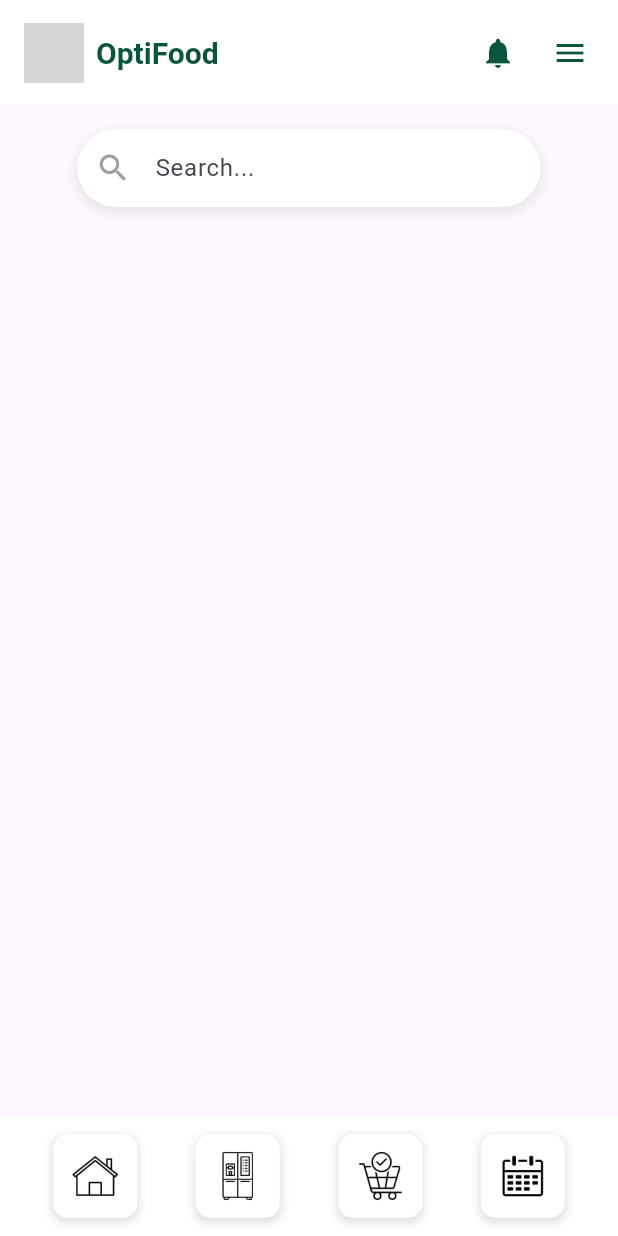
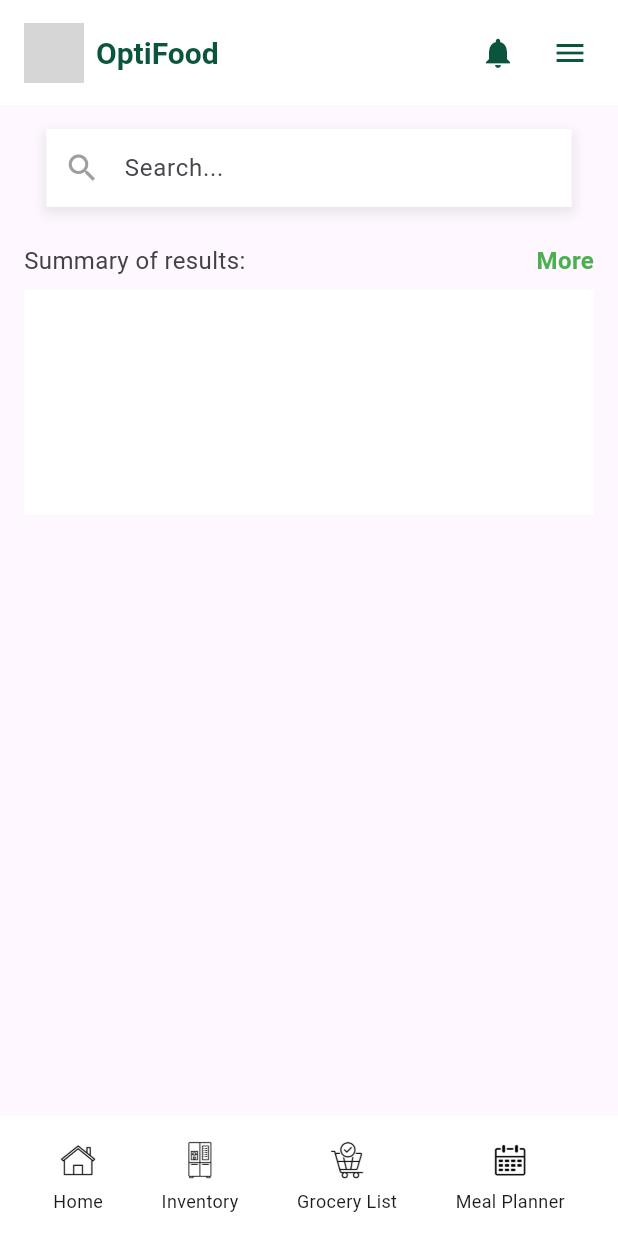
Before and after one commit to Patrick060903/flutterproject, a Flutter app: the DashboardPage screen opened directly, on a phone screen of 412 x 824 dp. Run offline on Flutter 3.47's test engine with Material 3 defaults, Android fonts, the phone set to English and light mode, and no system bars; grey boxes are pictures that could not be loaded.

Commit message:
semi dashboard

```diff
--- a/firstapp/lib/dashboard.dart
+++ b/firstapp/lib/dashboard.dart
@@ -5,21 +5,20 @@ class DashboardPage extends StatelessWidget {
   Widget build(BuildContext context) {
     return Scaffold(
       appBar: AppBar(
-        automaticallyImplyLeading: false, // Remove default back button
-        backgroundColor: Colors.white, // Set background color to white
+        automaticallyImplyLeading: false,
+        backgroundColor: Colors.white,
         elevation: 0,
-        toolbarHeight: 70, // Adjust height as needed
+        toolbarHeight: 70,
         title: Row(
           children: [
-            // Logo
             Padding(
               padding: const EdgeInsets.only(right: 8.0),
               child: CircleAvatar(
                 backgroundColor: Colors.white,
-                radius: 20, // Adjust size as needed
+                radius: 20,
                 child: ClipOval(
                   child: Image.asset(
-                    'assets/logo.png', // Path to your circular logo image
+                    'assets/logo.png',
                     fit: BoxFit.cover,
                     width: 40,
                     height: 40,
@@ -27,14 +26,13 @@ class DashboardPage extends StatelessWidget {
                 ),
               ),
             ),
-            // Text
             Expanded(
               child: Text(
                 'OptiFood',
                 style: TextStyle(
-                  fontSize: 20, // Adjust size as needed
+                  fontSize: 20,
                   fontWeight: FontWeight.bold,
-                  color: Color(0xFF0B553E), // Text color to match theme
+                  color: Color(0xFF0B553E),
                 ),
                 overflow: TextOverflow.ellipsis,
               ),
@@ -42,65 +40,75 @@ class DashboardPage extends StatelessWidget {
           ],
         ),
         actions: [
-          // Notification Bell
           IconButton(
             icon: Icon(Icons.notifications, color: Color(0xFF0B553E)),
-            onPressed: () {
-              // Handle notification button press
-            },
+            onPressed: () {},
           ),
-          // Sidebar Icon
           Builder(
             builder: (BuildContext context) {
               return IconButton(
                 icon: Icon(Icons.menu, color: Color(0xFF0B553E)),
                 onPressed: () {
-                  // Open the sidebar
                   Scaffold.of(context).openEndDrawer();
                 },
               );
             },
           ),
-          SizedBox(width: 8), // Spacing between icons
+          SizedBox(width: 8),
         ],
       ),
       endDrawer: Drawer(
+        child: Container(
+          color: Colors.grey[300],
           child: Column(
             crossAxisAlignment: CrossAxisAlignment.start,
             children: <Widget>[
-            // Grey area with profile image
               Container(
-              color: Colors.grey[200], // Grey background
-              padding: EdgeInsets.fromLTRB(16.0, 32.0, 16.0,
-                  80.0), // Padding for top, left, right, bottom
-              width: double.infinity, // Full width of the drawer
+                padding: EdgeInsets.fromLTRB(16.0, 32.0, 16.0, 16.0),
+                width: double.infinity,
                 child: Column(
                   children: [
                     CircleAvatar(
                       backgroundColor: Colors.white,
-                    radius: 60, // Increased size for profile image
+                      radius: 40,
                       child: ClipOval(
                         child: Image.asset(
-                        'assets/profile_menu.png', // Path to your profile menu image
+                          'assets/profile_menu.png',
                           fit: BoxFit.cover,
-                        width: 80, // Increased width
-                        height: 80, // Increased height
+                          width: 80,
+                          height: 80,
                         ),
+                      ),
+                    ),
+                    SizedBox(height: 16),
+                    Text(
+                      'Bornok',
+                      style: TextStyle(
+                        fontSize: 18,
+                        fontWeight: FontWeight.bold,
+                        color: Color(0xFF0B553E),
+                      ),
+                    ),
+                    SizedBox(height: 4),
+                    Text(
+                      'Bornok Household',
+                      style: TextStyle(
+                        fontSize: 14,
+                        color: Colors.grey[700],
                       ),
                     ),
                   ],
                 ),
               ),
-            // Menu Text
+              SizedBox(height: 16),
               Padding(
-              padding:
-                  const EdgeInsets.symmetric(vertical: 16.0, horizontal: 16.0),
+                padding: const EdgeInsets.symmetric(horizontal: 16.0),
                 child: Text(
-                'Menu', // Title text for the menu
+                  'Menu',
                   style: TextStyle(
-                  fontSize: 18,
+                    fontSize: 16,
                     fontWeight: FontWeight.bold,
-                  color: Color(0xFF0B553E), // Text color to match theme
+                    color: Colors.grey[700],
                   ),
                 ),
               ),
@@ -109,45 +117,72 @@ class DashboardPage extends StatelessWidget {
                   padding: EdgeInsets.zero,
                   children: <Widget>[
                     ListTile(
+                      leading: Icon(Icons.home, color: Colors.black),
                       title: Text('Home'),
                       onTap: () {
-                      // Handle Home button click
-                      Navigator.pop(context); // Close the drawer
+                        Navigator.pop(context);
                       },
                     ),
                     ListTile(
-                    title: Text('Inventory'),
+                      leading: Icon(Icons.person, color: Colors.black),
+                      title: Text('Profile'),
                       onTap: () {
-                      // Handle Inventory button click
-                      Navigator.pop(context); // Close the drawer
+                        Navigator.pop(context);
                       },
                     ),
                     ListTile(
-                    title: Text('Grocery Checklist'),
+                      leading: Icon(Icons.notifications, color: Colors.black),
+                      title: Text('Notifications'),
                       onTap: () {
-                      // Handle Grocery Checklist button click
-                      Navigator.pop(context); // Close the drawer
+                        Navigator.pop(context);
                       },
                     ),
                     ListTile(
-                    title: Text('Meal Planner'),
+                      leading: Icon(Icons.bar_chart, color: Colors.black),
+                      title: Text('Reports'),
                       onTap: () {
-                      // Handle Meal Planner button click
-                      Navigator.pop(context); // Close the drawer
+                        Navigator.pop(context);
                       },
                     ),
                     ListTile(
-                    title: Text('Reports'),
+                      leading: Icon(Icons.search, color: Colors.black),
+                      title: Text('Search'),
                       onTap: () {
-                      // Handle Reports button click
-                      Navigator.pop(context); // Close the drawer
+                        Navigator.pop(context);
+                      },
+                    ),
+                    Divider(),
+                    Padding(
+                      padding: const EdgeInsets.symmetric(horizontal: 16.0),
+                      child: Text(
+                        'Settings and Support',
+                        style: TextStyle(
+                          fontSize: 16,
+                          fontWeight: FontWeight.bold,
+                          color: Colors.grey[700],
+                        ),
+                      ),
+                    ),
+                    ListTile(
+                      leading: Icon(Icons.settings, color: Colors.black),
+                      title: Text('Settings and Privacy'),
+                      onTap: () {
+                        Navigator.pop(context);
                       },
                     ),
                     ListTile(
-                    title: Text('Profile'),
+                      leading: Icon(Icons.help, color: Colors.black),
+                      title: Text('Help Center'),
                       onTap: () {
-                      // Handle Profile button click
-                      Navigator.pop(context); // Close the drawer
+                        Navigator.pop(context);
+                      },
+                    ),
+                    Divider(),
+                    ListTile(
+                      leading: Icon(Icons.logout, color: Colors.black),
+                      title: Text('Logout'),
+                      onTap: () {
+                        Navigator.pop(context);
                       },
                     ),
                   ],
@@ -156,23 +191,21 @@ class DashboardPage extends StatelessWidget {
             ],
           ),
         ),
+      ),
       body: Column(
         children: [
-          // Search Bar
           Padding(
             padding: const EdgeInsets.all(16.0),
             child: Container(
-              width: MediaQuery.of(context).size.width *
-                  0.75, // Adjust width to 75% of the screen width
+              width: MediaQuery.of(context).size.width * 0.85,
               decoration: BoxDecoration(
                 color: Colors.white,
-                borderRadius: BorderRadius.circular(30),
                 boxShadow: [
                   BoxShadow(
                     color: Colors.grey.withOpacity(0.2),
                     spreadRadius: 2,
                     blurRadius: 5,
-                    offset: Offset(0, 3), // changes position of shadow
+                    offset: Offset(0, 3),
                   ),
                 ],
               ),
@@ -187,116 +220,115 @@ class DashboardPage extends StatelessWidget {
               ),
             ),
           ),
-          // Main Content
-          Expanded(
+          Padding(
+            padding:
+                const EdgeInsets.symmetric(horizontal: 16.0, vertical: 8.0),
+            child: Column(
+              crossAxisAlignment: CrossAxisAlignment.start,
+              children: [
+                Row(
+                  children: [
+                    Text(
+                      'Summary of results:',
+                      style: TextStyle(
+                        fontSize: 16,
+                        color: Colors.grey[800],
+                      ),
+                    ),
+                    Spacer(),
+                    Text(
+                      'More',
+                      style: TextStyle(
+                        color: Colors.green,
+                        fontSize: 16,
+                        fontWeight: FontWeight.bold,
+                      ),
+                    ),
+                  ],
+                ),
+                SizedBox(height: 8),
+                Container(
+                  height: 150,
+                  width: double.infinity,
+                  color: Colors.white,
                   child: Center(
                     child: Text(
-                "", // No content here as requested
+                      '',
+                      style: TextStyle(
+                        color: Colors.grey,
+                        fontSize: 16,
+                      ),
                     ),
                   ),
                 ),
               ],
             ),
+          ),
+          Expanded(
+            child: Center(
+              child: Text(""),
+            ),
+          ),
+        ],
+      ),
       bottomNavigationBar: BottomAppBar(
-        color: Colors.white, // White background for BottomAppBar
+        color: Colors.white,
         child: Row(
           mainAxisAlignment: MainAxisAlignment.spaceAround,
           children: [
-            // Home Button
-            Container(
-              decoration: BoxDecoration(
-                color: Colors.white, // White background for the button
-                borderRadius: BorderRadius.circular(10), // Rounded corners
-                boxShadow: [
-                  BoxShadow(
-                    color: Colors.grey.withOpacity(0.3),
-                    spreadRadius: 1,
-                    blurRadius: 4,
-                    offset: Offset(0, 2), // changes position of shadow
+            _bottomAppBarItem(
+              iconPath: 'assets/home.png',
+              label: 'Home',
+              context: context,
+              onTap: () {},
             ),
-                ],
+            _bottomAppBarItem(
+              iconPath: 'assets/inventory.png',
+              label: 'Inventory',
+              context: context,
+              onTap: () {},
             ),
-              child: IconButton(
-                icon: Image.asset(
-                    'assets/home.png'), // Path to your home button image
-                iconSize: 30,
-                onPressed: () {
-                  // Handle home button press
-                },
+            _bottomAppBarItem(
+              iconPath: 'assets/grocery_list.png',
+              label: 'Grocery List',
+              context: context,
+              onTap: () {},
             ),
-            ),
-            // Inventory Button
-            Container(
-              decoration: BoxDecoration(
-                color: Colors.white, // White background for the button
-                borderRadius: BorderRadius.circular(10), // Rounded corners
-                boxShadow: [
-                  BoxShadow(
-                    color: Colors.grey.withOpacity(0.3),
-                    spreadRadius: 1,
-                    blurRadius: 4,
-                    offset: Offset(0, 2), // changes position of shadow
-                  ),
-                ],
-              ),
-              child: IconButton(
-                icon: Image.asset(
-                    'assets/inventory.png'), // Path to your inventory button image
-                iconSize: 30,
-                onPressed: () {
-                  // Handle inventory button press
-                },
-              ),
-            ),
-            // Grocery List Button
-            Container(
-              decoration: BoxDecoration(
-                color: Colors.white, // White background for the button
-                borderRadius: BorderRadius.circular(10), // Rounded corners
-                boxShadow: [
-                  BoxShadow(
-                    color: Colors.grey.withOpacity(0.3),
-                    spreadRadius: 1,
-                    blurRadius: 4,
-                    offset: Offset(0, 2), // changes position of shadow
-                  ),
-                ],
-              ),
-              child: IconButton(
-                icon: Image.asset(
-                    'assets/grocery_list.png'), // Path to your grocery list button image
-                iconSize: 30,
-                onPressed: () {
-                  // Handle grocery list button press
-                },
-              ),
-            ),
-            // Meal Planner Button
-            Container(
-              decoration: BoxDecoration(
-                color: Colors.white, // White background for the button
-                borderRadius: BorderRadius.circular(10), // Rounded corners
-                boxShadow: [
-                  BoxShadow(
-                    color: Colors.grey.withOpacity(0.3),
-                    spreadRadius: 1,
-                    blurRadius: 4,
-                    offset: Offset(0, 2), // changes position of shadow
-                  ),
-                ],
-              ),
-              child: IconButton(
-                icon: Image.asset(
-                    'assets/meal_planner.png'), // Path to your meal planner button image
-                iconSize: 30,
-                onPressed: () {
-                  // Handle meal planner button press
-                },
-              ),
+            _bottomAppBarItem(
+              iconPath: 'assets/meal_planner.png',
+              label: 'Meal Planner',
+              context: context,
+              onTap: () {},
             ),
           ],
         ),
       ),
     );
   }
+
+  Widget _bottomAppBarItem({
+    required String iconPath,
+    required String label,
+    required BuildContext context,
+    required Function onTap,
+  }) {
+    return InkWell(
+      onTap: () => onTap(),
+      child: Column(
+        mainAxisSize: MainAxisSize.min,
+        children: [
+          Image.asset(
+            iconPath,
+            width: 30,
+            height: 30,
+          ),
+          SizedBox(height: 4),
+          Text(
+            label,
+            style: TextStyle(fontSize: 12),
+          ),
+        ],
+      ),
+    );
   }
+}
```
Lines whose indentation alone changed are shown as unchanged.
